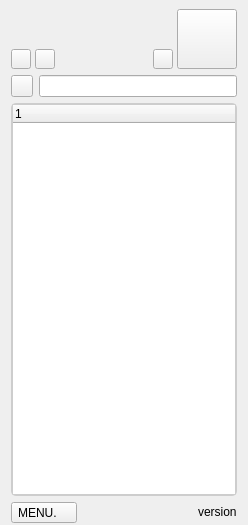
The window that qt4_src/ui/fetionwindow.ui (libfetion/libfetion-gui) describes before a commit, drawn with Qt 5.
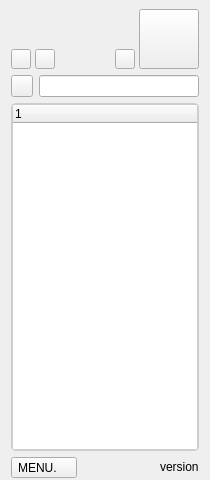
The same window after the commit. Custom widgets are drawn as their Qt base class.

Commit message: adjust the mainwindow's size attribute.

```diff
--- a/qt4_src/ui/fetionwindow.ui
+++ b/qt4_src/ui/fetionwindow.ui
@@ -1,13 +1,13 @@
 <?xml version="1.0" encoding="UTF-8"?>
 <ui version="4.0">
  <class>FetionWindow</class>
- <widget class="QWidget" name="FetionWindow">
-  <property name="geometry">
+ <widget class="QWidget" name="FetionWindow" >
+  <property name="geometry" >
    <rect>
     <x>0</x>
     <y>0</y>
-    <width>248</width>
-    <height>525</height>
+    <width>210</width>
+    <height>480</height>
    </rect>
   </property>
   <property name="sizePolicy">
@@ -16,34 +16,34 @@
     <verstretch>0</verstretch>
    </sizepolicy>
   </property>
-  <property name="minimumSize">
+  <property name="minimumSize" >
    <size>
-    <width>248</width>
-    <height>525</height>
+    <width>210</width>
+    <height>480</height>
    </size>
   </property>
   <property name="windowTitle">
    <string>Form</string>
   </property>
-  <layout class="QGridLayout" name="gridLayout_2">
-   <property name="topMargin">
+  <layout class="QGridLayout" >
+   <property name="topMargin" >
     <number>9</number>
    </property>
-   <property name="bottomMargin">
+   <property name="bottomMargin" >
     <number>2</number>
    </property>
-   <item row="0" column="0" colspan="4">
-    <layout class="QGridLayout" name="gridLayout">
-     <property name="horizontalSpacing">
+   <item row="0" column="0" colspan="4" >
+    <layout class="QGridLayout" >
+     <property name="horizontalSpacing" >
       <number>4</number>
      </property>
-     <property name="verticalSpacing">
+     <property name="verticalSpacing" >
       <number>0</number>
      </property>
-     <item row="0" column="0">
-      <widget class="fxgui::FxEditableLabel" name="nickname">
-       <property name="sizePolicy">
-        <sizepolicy hsizetype="Preferred" vsizetype="Fixed">
+     <item row="0" column="0" >
+      <widget class="fxgui::FxEditableLabel" name="nickname" >
+       <property name="sizePolicy" >
+        <sizepolicy vsizetype="Fixed" hsizetype="Preferred" >
          <horstretch>0</horstretch>
          <verstretch>0</verstretch>
         </sizepolicy>
@@ -60,10 +60,10 @@
        <widget class="QWidget" name="page"/>
       </widget>
      </item>
-     <item row="0" column="1" rowspan="3">
-      <widget class="QToolButton" name="portrait">
-       <property name="sizePolicy">
-        <sizepolicy hsizetype="Minimum" vsizetype="Minimum">
+     <item rowspan="3" row="0" column="1" >
+      <widget class="QToolButton" name="portrait" >
+       <property name="sizePolicy" >
+        <sizepolicy vsizetype="Minimum" hsizetype="Minimum" >
          <horstretch>0</horstretch>
          <verstretch>0</verstretch>
         </sizepolicy>
@@ -97,10 +97,10 @@
        </property>
       </widget>
      </item>
-     <item row="1" column="0">
-      <widget class="fxgui::FxEditableLabel" name="impression">
-       <property name="sizePolicy">
-        <sizepolicy hsizetype="Preferred" vsizetype="Fixed">
+     <item row="1" column="0" >
+      <widget class="fxgui::FxEditableLabel" name="impression" >
+       <property name="sizePolicy" >
+        <sizepolicy vsizetype="Fixed" hsizetype="Preferred" >
          <horstretch>0</horstretch>
          <verstretch>0</verstretch>
         </sizepolicy>
@@ -114,9 +114,9 @@
        <widget class="QWidget" name="page_2"/>
       </widget>
      </item>
-     <item row="2" column="0">
-      <layout class="QHBoxLayout" name="horizontalLayout">
-       <property name="spacing">
+     <item row="2" column="0" >
+      <layout class="QHBoxLayout" >
+       <property name="spacing" >
         <number>4</number>
        </property>
        <item>
@@ -152,11 +152,11 @@
         </widget>
        </item>
        <item>
-        <spacer name="horizontalSpacer_2">
-         <property name="orientation">
+        <spacer>
+         <property name="orientation" >
           <enum>Qt::Horizontal</enum>
          </property>
-         <property name="sizeHint" stdset="0">
+         <property name="sizeHint" >
           <size>
            <width>40</width>
            <height>16</height>
@@ -165,8 +165,8 @@
         </spacer>
        </item>
        <item>
-        <widget class="QToolButton" name="btnSkin">
-         <property name="maximumSize">
+        <widget class="QToolButton" name="btnSkin" >
+         <property name="maximumSize" >
           <size>
            <width>20</width>
            <height>20</height>
@@ -209,10 +209,10 @@
      </property>
     </widget>
    </item>
-   <item row="1" column="1" colspan="3">
-    <widget class="QLineEditFocus" name="lineSearch">
-     <property name="sizePolicy">
-      <sizepolicy hsizetype="Expanding" vsizetype="Fixed">
+   <item row="1" column="1" colspan="3" >
+    <widget class="QLineEditFocus" name="lineSearch" >
+     <property name="sizePolicy" >
+      <sizepolicy vsizetype="Fixed" hsizetype="Expanding" >
        <horstretch>0</horstretch>
        <verstretch>0</verstretch>
       </sizepolicy>
@@ -234,10 +234,10 @@
      </property>
     </widget>
    </item>
-   <item row="2" column="0" colspan="4">
-    <widget class="QStackedWidget" name="mainUserListStack">
-     <property name="sizePolicy">
-      <sizepolicy hsizetype="Preferred" vsizetype="Expanding">
+   <item row="2" column="0" colspan="4" >
+    <widget class="QStackedWidget" name="mainUserListStack" >
+     <property name="sizePolicy" >
+      <sizepolicy vsizetype="Expanding" hsizetype="Preferred" >
        <horstretch>0</horstretch>
        <verstretch>0</verstretch>
       </sizepolicy>
@@ -301,16 +301,25 @@
         <verstretch>0</verstretch>
        </sizepolicy>
       </property>
-      <layout class="QVBoxLayout" name="verticalLayout">
-       <property name="spacing">
+      <layout class="QVBoxLayout" >
+       <property name="spacing" >
         <number>0</number>
        </property>
-       <property name="margin">
+       <property name="leftMargin" >
+        <number>0</number>
+       </property>
+       <property name="topMargin" >
+        <number>0</number>
+       </property>
+       <property name="rightMargin" >
+        <number>0</number>
+       </property>
+       <property name="bottomMargin" >
         <number>0</number>
        </property>
        <item>
-        <widget class="fxgui::FxUserTree" name="search">
-         <property name="enabled">
+        <widget class="fxgui::FxUserTree" name="search" >
+         <property name="enabled" >
           <bool>true</bool>
          </property>
          <property name="contextMenuPolicy">
@@ -336,9 +345,9 @@
      </widget>
     </widget>
    </item>
-   <item row="3" column="0" colspan="2">
-    <widget class="QToolButton" name="btnMenu">
-     <property name="text">
+   <item row="3" column="0" colspan="2" >
+    <widget class="QToolButton" name="btnMenu" >
+     <property name="text" >
       <string>MENU.    </string>
      </property>
      <property name="popupMode">
@@ -346,12 +355,12 @@
      </property>
     </widget>
    </item>
-   <item row="3" column="2">
-    <spacer name="horizontalSpacer">
-     <property name="orientation">
+   <item row="3" column="2" >
+    <spacer>
+     <property name="orientation" >
       <enum>Qt::Horizontal</enum>
      </property>
-     <property name="sizeHint" stdset="0">
+     <property name="sizeHint" >
       <size>
        <width>8</width>
        <height>20</height>
@@ -359,10 +368,10 @@
      </property>
     </spacer>
    </item>
-   <item row="3" column="3">
-    <widget class="QLabel" name="version">
-     <property name="sizePolicy">
-      <sizepolicy hsizetype="Preferred" vsizetype="Fixed">
+   <item row="3" column="3" >
+    <widget class="QLabel" name="version" >
+     <property name="sizePolicy" >
+      <sizepolicy vsizetype="Fixed" hsizetype="Preferred" >
        <horstretch>0</horstretch>
        <verstretch>0</verstretch>
       </sizepolicy>
```
Left out of the diff: 130 changed lines with no effect on the pictures.
